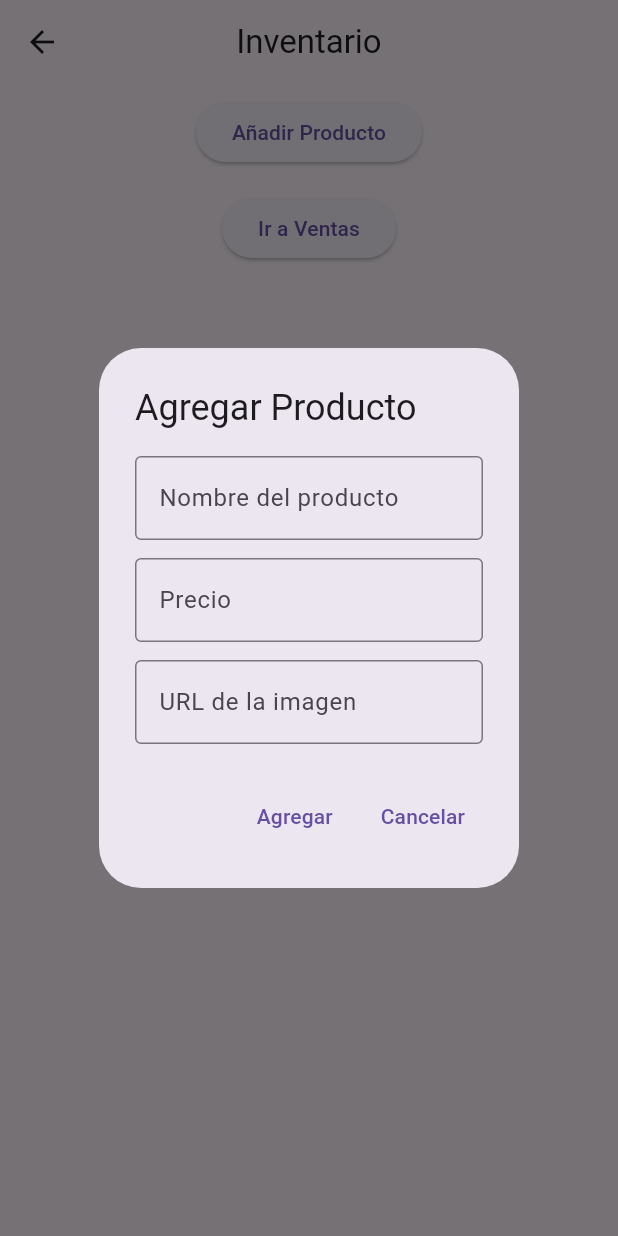
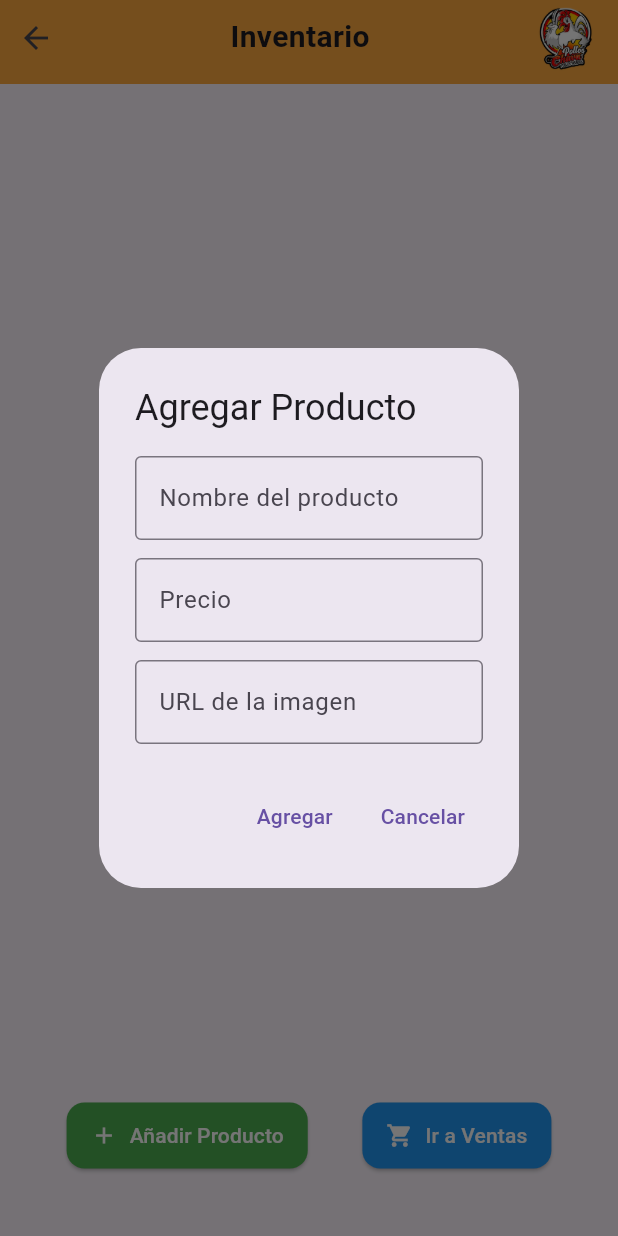
Before and after one commit to JorgeGarciaHernande/Poller-a, a Flutter app: the InventarioPage screen opened directly, after a tap on "Añadir Producto", on a phone screen of 412 x 824 dp. Run offline on Flutter 3.47's test engine with Material 3 defaults, Android fonts, the phone set to English and light mode, and no system bars; our stand-ins replace cloud_firestore, firebase_core, fl_chart, qr_flutter, shared_preferences; accounts and stored records are empty.

Commit message:
Implemente el diseño visual al inventario, a la ventana dispositivo no autorizado y agregue una carpeta con la imagen del logo

```diff
--- a/lib/Vistas/Inventario.dart
+++ b/lib/Vistas/Inventario.dart
@@ -24,7 +24,8 @@ class _InventarioPageState extends State<InventarioPage> {
 
   // Función para cargar productos desde Firestore
   Future<void> _cargarProductos() async {
-    List<Map<String, dynamic>> productos = await _inventoryService.obtenerProductos();
+    List<Map<String, dynamic>> productos =
+        await _inventoryService.obtenerProductos();
     setState(() {
       _items = productos;
     });
@@ -73,7 +74,9 @@ class _InventarioPageState extends State<InventarioPage> {
           TextButton(
             onPressed: () async {
               // Verifica si todos los campos están llenos
-              if (_nombreController.text.isNotEmpty && _precioController.text.isNotEmpty && _imageUrlController.text.isNotEmpty) {
+              if (_nombreController.text.isNotEmpty &&
+                  _precioController.text.isNotEmpty &&
+                  _imageUrlController.text.isNotEmpty) {
                 // Agregar producto
                 await _inventoryService.agregarProducto(
                   nombre: _nombreController.text,
@@ -89,7 +92,8 @@ class _InventarioPageState extends State<InventarioPage> {
                 Navigator.of(context).pop(); // Cerrar el diálogo
               } else {
                 ScaffoldMessenger.of(context).showSnackBar(
-                  const SnackBar(content: Text('Por favor, completa todos los campos')),
+                  const SnackBar(
+                      content: Text('Por favor, completa todos los campos')),
                 );
               }
             },
@@ -114,7 +118,8 @@ class _InventarioPageState extends State<InventarioPage> {
   }
 
   // Muestra opciones para editar o eliminar un producto
-  void _mostrarOpcionesProducto(String id, String nombre, double precio, String? imageUrl) {
+  void _mostrarOpcionesProducto(
+      String id, String nombre, double precio, String? imageUrl) {
     showDialog(
       context: context,
       builder: (context) => AlertDialog(
@@ -144,35 +149,45 @@ class _InventarioPageState extends State<InventarioPage> {
   Widget build(BuildContext context) {
     return Scaffold(
       appBar: AppBar(
-        title: const Text('Inventario'),
-        centerTitle: true,
+        automaticallyImplyLeading: false,
+        backgroundColor: Colors.orangeAccent,
+        flexibleSpace: SafeArea(
+          child: Container(
+            color: Colors.orangeAccent,
+            child: Row(
+              mainAxisAlignment: MainAxisAlignment.spaceBetween,
+              children: [
+                IconButton(
+                  icon: const Icon(Icons.arrow_back),
+                  onPressed: () {
+                    Navigator.of(context).pop();
+                  },
+                ),
+                const Text(
+                  'Inventario',
+                  style: TextStyle(fontSize: 20, fontWeight: FontWeight.bold),
+                ),
+                Container(
+                  margin: const EdgeInsets.only(right: 10),
+                  width: 50,
+                  height: 50,
+                  child: Image.asset('imagenes/logo pollos chava.png'),
+                ),
+              ],
+            ),
+          ),
+        ),
       ),
       body: Padding(
         padding: const EdgeInsets.all(8.0),
         child: Column(
           children: [
-            // Botón para abrir el diálogo para agregar un producto
-            ElevatedButton(
-              onPressed: _abrirDialogoAgregarProducto,
-              child: const Text('Añadir Producto'),
-            ),
-            const SizedBox(height: 16),
-            // Botón para navegar a la vista de ventas
-            ElevatedButton(
-              onPressed: () {
-                Navigator.push(
-                  context,
-                  MaterialPageRoute(builder: (context) => const VentaPage()), // Navega a la vista de ventas
-                );
-              },
-              child: const Text('Ir a Ventas'),
-            ),
-            const SizedBox(height: 16),
             // Cuadrícula de productos
             Expanded(
               child: _items.isNotEmpty
                   ? GridView.builder(
-                      gridDelegate: const SliverGridDelegateWithFixedCrossAxisCount(
+                      gridDelegate:
+                          const SliverGridDelegateWithFixedCrossAxisCount(
                         crossAxisCount: 3,
                         mainAxisSpacing: 10,
                         crossAxisSpacing: 10,
@@ -197,14 +212,16 @@ class _InventarioPageState extends State<InventarioPage> {
                               children: [
                                 Expanded(
                                   child: Image.network(
-                                    item['imagen'] ?? 'https://via.placeholder.com/150',
+                                    item['imagen'] ??
+                                        'https://via.placeholder.com/150',
                                     fit: BoxFit.cover,
                                   ),
                                 ),
                                 const SizedBox(height: 8),
                                 Text(
                                   item['Nombre'] ?? 'Producto sin nombre',
-                                  style: const TextStyle(fontWeight: FontWeight.bold),
+                                  style: const TextStyle(
+                                      fontWeight: FontWeight.bold),
                                   textAlign: TextAlign.center,
                                 ),
                                 Text(
@@ -219,6 +236,51 @@ class _InventarioPageState extends State<InventarioPage> {
                     )
                   : const Center(child: Text("No hay productos")),
             ),
+            const SizedBox(height: 8),
+            // Botones para añadir producto e ir a ventas
+            Row(
+              mainAxisAlignment: MainAxisAlignment.spaceEvenly,
+              children: [
+                ElevatedButton.icon(
+                  onPressed: _abrirDialogoAgregarProducto,
+                  icon: const Icon(Icons.add),
+                  label: const Text('Añadir Producto'),
+                  style: ElevatedButton.styleFrom(
+                    backgroundColor: Colors.green, // Color de fondo
+                    foregroundColor: Colors.white, // Color del texto
+                    shape: RoundedRectangleBorder(
+                      borderRadius:
+                          BorderRadius.circular(12), // Bordes redondeados
+                    ),
+                    padding: const EdgeInsets.symmetric(
+                        horizontal: 16, vertical: 12),
+                  ),
+                ),
+                ElevatedButton.icon(
+                  onPressed: () {
+                    Navigator.push(
+                      context,
+                      MaterialPageRoute(
+                          builder: (context) =>
+                              const VentaPage()), // Navega a la vista de ventas
+                    );
+                  },
+                  icon: const Icon(Icons.shopping_cart),
+                  label: const Text('Ir a Ventas'),
+                  style: ElevatedButton.styleFrom(
+                    backgroundColor: Colors.blue, // Color de fondo
+                    foregroundColor: Colors.white, // Color del texto
+                    shape: RoundedRectangleBorder(
+                      borderRadius:
+                          BorderRadius.circular(12), // Bordes redondeados
+                    ),
+                    padding: const EdgeInsets.symmetric(
+                        horizontal: 16, vertical: 12),
+                  ),
+                ),
+              ],
+            ),
+            const SizedBox(height: 35),
           ],
         ),
       ),
--- a/pubspec.yaml
+++ b/pubspec.yaml
@@ -16,6 +16,7 @@ dependencies:
   shared_preferences: ^2.3.3
   qr_flutter: ^4.1.0
   fl_chart: ^0.69.0
+
 dev_dependencies:
   flutter_test:
     sdk: flutter
@@ -23,3 +24,5 @@ dev_dependencies:
 
 flutter:
   uses-material-design: true
+  assets:
+    - imagenes/
```
Also changed, not shown: lib/main.dart (+27 -36 lines), imagenes/logo pollos chava.png (added).
